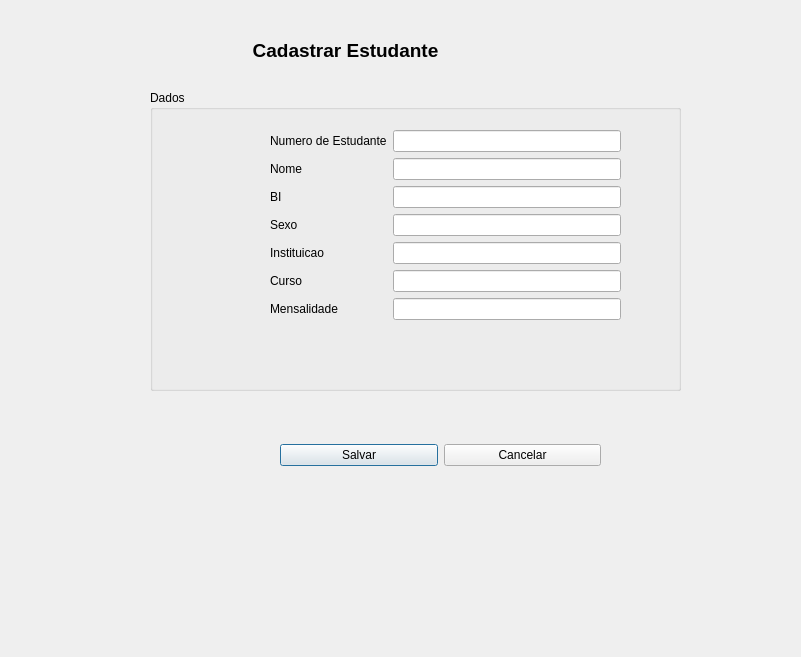
The window that ProjectoCpp/frmestudante.ui (ltsaiete/conta-estudante) describes before a commit, drawn with Qt 5.
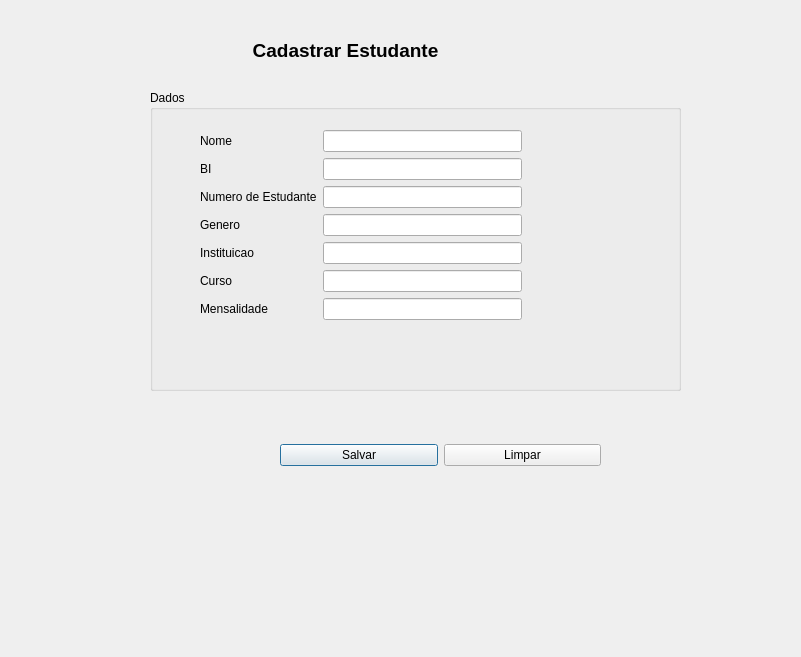
The same window after the commit.

```diff
--- a/ProjectoCpp/frmestudante.ui
+++ b/ProjectoCpp/frmestudante.ui
@@ -51,10 +51,10 @@
    <widget class="QWidget" name="formLayoutWidget">
     <property name="geometry">
      <rect>
-      <x>120</x>
+      <x>50</x>
       <y>40</y>
-      <width>351</width>
-      <height>221</height>
+      <width>322</width>
+      <height>206</height>
      </rect>
     </property>
     <layout class="QFormLayout" name="formLayout">
@@ -66,7 +66,16 @@
         </font>
        </property>
        <property name="text">
-        <string>Numero de Estudante</string>
+        <string>Nome</string>
+       </property>
+      </widget>
+     </item>
+     <item row="0" column="1">
+      <widget class="QLineEdit" name="txtNome">
+       <property name="font">
+        <font>
+         <pointsize>9</pointsize>
+        </font>
        </property>
       </widget>
      </item>
@@ -78,7 +87,7 @@
         </font>
        </property>
        <property name="text">
-        <string>Nome</string>
+        <string>BI</string>
        </property>
       </widget>
      </item>
@@ -99,7 +108,7 @@
         </font>
        </property>
        <property name="text">
-        <string>BI</string>
+        <string>Numero de Estudante</string>
        </property>
       </widget>
      </item>
@@ -120,7 +129,7 @@
         </font>
        </property>
        <property name="text">
-        <string>Sexo</string>
+        <string>Genero</string>
        </property>
       </widget>
      </item>
@@ -167,16 +176,7 @@
       </widget>
      </item>
      <item row="5" column="1">
-      <widget class="QLineEdit" name="lineEdit_6">
-       <property name="font">
-        <font>
-         <pointsize>9</pointsize>
-        </font>
-       </property>
-      </widget>
-     </item>
-     <item row="0" column="1">
-      <widget class="QLineEdit" name="lineEdit">
+      <widget class="QLineEdit" name="txtCurso">
        <property name="font">
         <font>
          <pointsize>9</pointsize>
@@ -228,7 +228,7 @@
     <item>
      <widget class="QPushButton" name="pushButton">
       <property name="text">
-       <string>Cancelar</string>
+       <string>Limpar</string>
       </property>
      </widget>
     </item>
```
Left out of the diff: 12 changed lines with no effect on the pictures.
